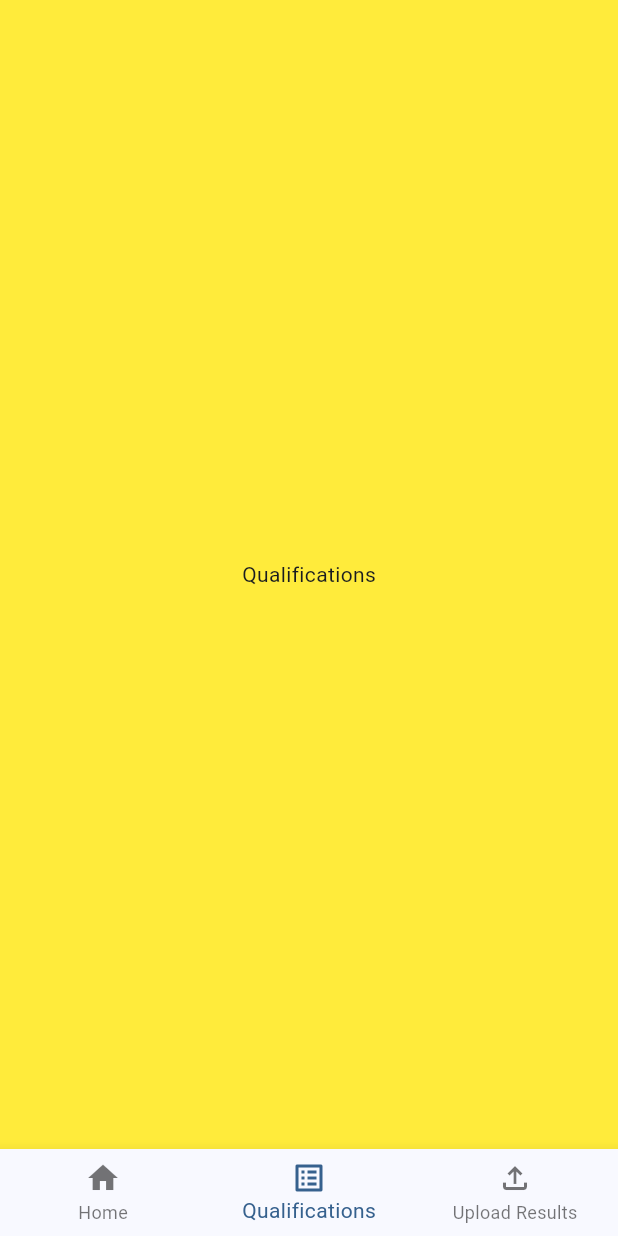
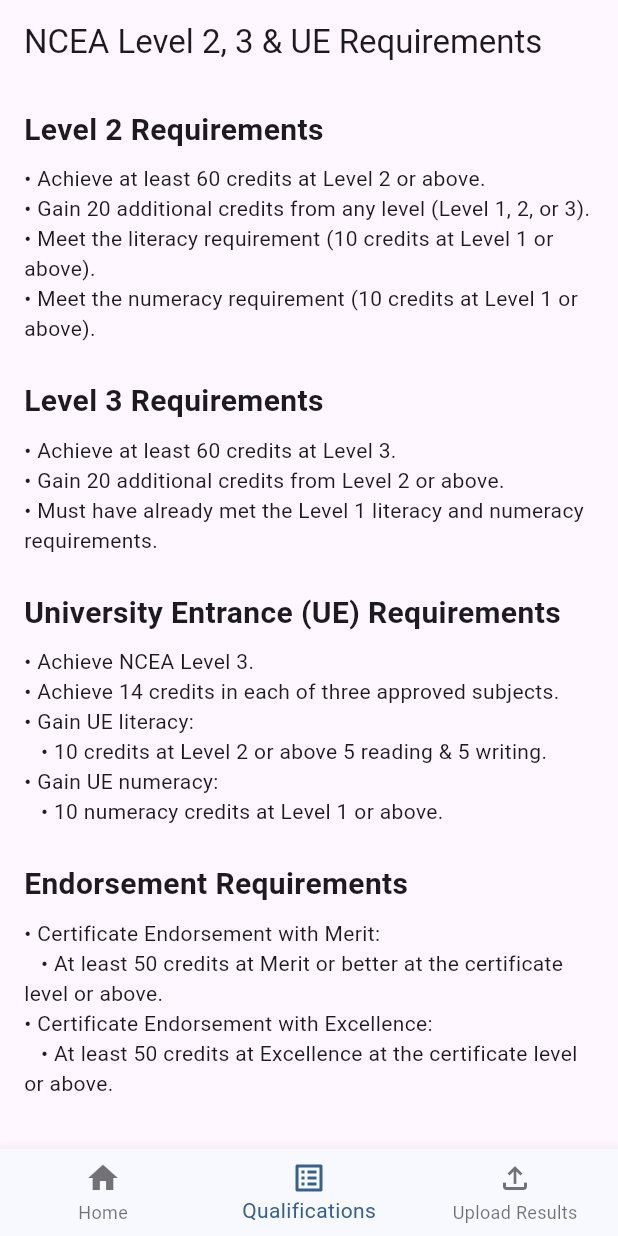
Before and after one commit to Jamesthe1god/Digilvl3app, a Flutter app: the screen it shows after launch, item 2 of the bottom bar chosen, on a phone screen of 412 x 824 dp. Run offline on Flutter 3.47's test engine with Material 3 defaults, Android fonts, the phone set to English and light mode, and no system bars.

```diff
--- a/lib/Pages/Home page (dashboard).dart
+++ b/lib/Pages/Home page (dashboard).dart
@@ -24,22 +24,26 @@ class _HomePageState extends State<HomePage> {
       return;
     }
 
+    // Reads the Json file
     final String content = await file.readAsString();
     final List<dynamic> data = json.decode(content);
 
     Map<String, Map<String, int>> summary = {};
 
+    // Loops through each upload entry
     for (var item in data) {
       final subject = item['subject'] as String? ?? '';
       final grade = item['grade'] as String? ?? '0';
       final amountStr = item['amount'] as String? ?? '0';
 
+      // Skips if it is empty or equal to 0
       if (subject.isEmpty || grade == '0') continue;
 
       final int credits = int.tryParse(amountStr) ?? 0;
       if (credits == 0) continue;
 
       summary.putIfAbsent(subject, () => {'E': 0, 'M': 0, 'A': 0, 'N': 0});
+      // Adds the credit amount to the subject and grade
       if (summary[subject]!.containsKey(grade)) {
         summary[subject]![grade] = summary[subject]![grade]! + credits;
       }
--- a/lib/Pages/Qualifications.dart
+++ b/lib/Pages/Qualifications.dart
@@ -1,14 +1,69 @@
 import 'package:flutter/material.dart';
 
 class QualificationsPage extends StatelessWidget {
-  const QualificationsPage ({super.key});
+  const QualificationsPage({super.key});
 
   @override
   Widget build(BuildContext context) {
-    return Container(
-      color: Colors.yellow,
-      child: const Center(
-        child: Text("Qualifications"),
+    return MaterialApp(
+      title: 'NCEA Requirements',
+      home: Scaffold(
+        appBar: AppBar(
+          title: Text('NCEA Level 2, 3 & UE Requirements'), //Title of page
+        ),
+        body: Padding(
+          padding: EdgeInsets.all(16.0),
+          child: SingleChildScrollView(
+            child: Column(
+              crossAxisAlignment: CrossAxisAlignment.start,
+              children: [
+                Text(
+                  'Level 2 Requirements',
+                  style: TextStyle(fontSize: 20, fontWeight: FontWeight.bold),
+                ),
+                SizedBox(height: 8),
+                Text('• Achieve at least 60 credits at Level 2 or above.'),
+                Text('• Gain 20 additional credits from any level (Level 1, 2, or 3).'),
+                Text('• Meet the literacy requirement (10 credits at Level 1 or above).'),
+                Text('• Meet the numeracy requirement (10 credits at Level 1 or above).'),
+
+                SizedBox(height: 24),
+                Text(
+                  'Level 3 Requirements',
+                  style: TextStyle(fontSize: 20, fontWeight: FontWeight.bold),
+                ),
+                SizedBox(height: 8),
+                Text('• Achieve at least 60 credits at Level 3.'),
+                Text('• Gain 20 additional credits from Level 2 or above.'),
+                Text('• Must have already met the Level 1 literacy and numeracy requirements.'),
+
+                SizedBox(height: 24),
+                Text(
+                  'University Entrance (UE) Requirements',
+                  style: TextStyle(fontSize: 20, fontWeight: FontWeight.bold),
+                ),
+                SizedBox(height: 8),
+                Text('• Achieve NCEA Level 3.'),
+                Text('• Achieve 14 credits in each of three approved subjects.'),
+                Text('• Gain UE literacy:'),
+                Text('   • 10 credits at Level 2 or above 5 reading & 5 writing.'),
+                Text('• Gain UE numeracy:'),
+                Text('   • 10 numeracy credits at Level 1 or above.'),
+
+                SizedBox(height: 24),
+                Text(
+                  'Endorsement Requirements',
+                  style: TextStyle(fontSize: 20, fontWeight: FontWeight.bold),
+                ),
+                SizedBox(height: 8),
+                Text('• Certificate Endorsement with Merit:'),
+                Text('   • At least 50 credits at Merit or better at the certificate level or above.'),
+                Text('• Certificate Endorsement with Excellence:'),
+                Text('   • At least 50 credits at Excellence at the certificate level or above.'),
+              ],
+            ),
+          ),
+        ),
       ),
     );
   }
--- a/lib/Pages/Upload results.dart
+++ b/lib/Pages/Upload results.dart
@@ -18,7 +18,7 @@ class UpperCaseTextFormatter extends TextInputFormatter {
     TextEditingValue newValue,
   ) {
     return TextEditingValue(
-      text: newValue.text.toUpperCase(),
+      text: newValue.text.toUpperCase(), // Needed to make the subject all uppercase so there are no duplicates
       selection: newValue.selection,
     );
   }
@@ -39,16 +39,17 @@ class _UploadPageState extends State<UploadPage> {
     _initFile();
   }
 
+  // Saves locally so I dont loose the information after resetting the page
   Future<void> _initFile() async {
     final dir = await getApplicationDocumentsDirectory();
     jsonFile = File('${dir.path}/upload.json');
 
     if (!await jsonFile.exists()) {
-      // If the file doesn't exist, it will create it with an empty list
+      // If the file doesn't exist it will create one
       await jsonFile.writeAsString(json.encode([]));
       upload = [];
     } else {
-      // Load existing data into the `upload` list
+      // Load existing data into the upload list
       final content = await jsonFile.readAsString();
       upload = json.decode(content);
     }
@@ -86,7 +87,7 @@ class _UploadPageState extends State<UploadPage> {
               ),
               const SizedBox(height: 20),
 
-              // Subject Input
+              // Subject input
               TextField(
                 onChanged: (value) => subject = value.toUpperCase(),
                 textCapitalization: TextCapitalization.characters,
@@ -97,7 +98,7 @@ class _UploadPageState extends State<UploadPage> {
                 ),
               ),
 
-              // Standard Input
+              // Standard input
               TextField(
                 onChanged: (value) => standard = value,
                 maxLength: 10,
@@ -108,7 +109,7 @@ class _UploadPageState extends State<UploadPage> {
               ),
               const SizedBox(height: 16),
 
-              // Amount Dropdown
+              // How many credits dropdown
               DropdownButtonFormField<String>(
                 value: amount,
                 decoration: const InputDecoration(
@@ -120,6 +121,7 @@ class _UploadPageState extends State<UploadPage> {
                     amount = newValue!;
                   });
                 },
+                // All of the values shown on the drop down menu
                 items: const [
                   DropdownMenuItem(value: '0', child: Text('0')),
                   DropdownMenuItem(value: '1', child: Text('1')),
@@ -132,7 +134,7 @@ class _UploadPageState extends State<UploadPage> {
               ),
               const SizedBox(height: 16),
 
-              // Grade Dropdown
+              // Grade dropdown
               DropdownButtonFormField<String>(
                 value: grade,
                 decoration: const InputDecoration(
--- a/lib/Thingy.dart
+++ b/lib/Thingy.dart
@@ -28,7 +28,7 @@ class _MainPageState extends State<MainPage> {
       body: pages[currentpage],
       bottomNavigationBar: BottomNavigationBar(
         currentIndex: currentpage,
-        onTap: (value) {setState(() {      //When it is clicked it will change to which ever value you clicked
+        onTap: (value) {setState(() {      // When it is clicked it will change to which ever value you clicked
           currentpage = value;
         });},
         items: const [
```
